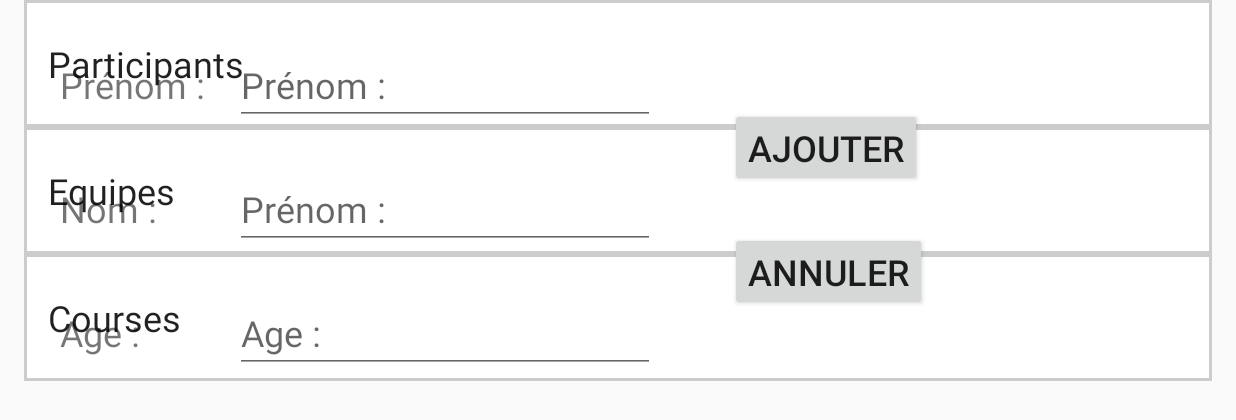
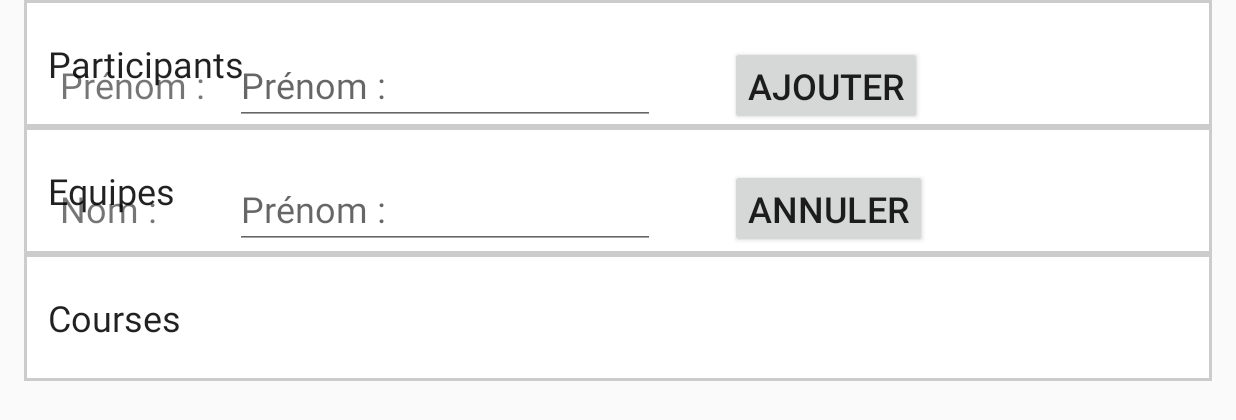
Before and after one commit to lheydel/android-race-app, an Android app: the fragment ParticipantTabAjouterFragment placed in its activity, on a phone screen of 824 x 412 dp (held sideways). Shown: the top 420 px of the screen. Run offline under Robolectric (Android 15) with nearby library versions, the phone set to English and light mode, and no system bars; 1 statement that could not run was skipped.

```diff
--- a/app/src/main/java/com/example/lo52_f1_levier/model/Run.kt
+++ b/app/src/main/java/com/example/lo52_f1_levier/model/Run.kt
@@ -1,6 +1,6 @@
 package com.example.lo52_f1_levier.model
 
-class Run (val id: Int,val name : String, val date : String){
+class Run (val id: Int,val name : String, val date : String, val over : Int){
 
 
 
--- a/app/src/main/java/com/example/lo52_f1_levier/view/CourseFragment.kt
+++ b/app/src/main/java/com/example/lo52_f1_levier/view/CourseFragment.kt
@@ -69,7 +69,9 @@ class CourseFragment : Fragment() {
             while (moveToNext()){
                 val run = Run(getInt(getColumnIndexOrThrow(BaseColumns._ID)),
                     getString(getColumnIndexOrThrow(Course.Coursetable.TITLE)),
-                    getString(getColumnIndexOrThrow(Course.Coursetable.DATE)))
+                    getString(getColumnIndexOrThrow(Course.Coursetable.DATE)),
+                    getInt(getColumnIndexOrThrow(Course.Coursetable.OVER))
+                )
                 runs.add(run)
             }
         }
--- a/app/src/main/java/com/example/lo52_f1_levier/view/ParticipantEditActivity.kt
+++ b/app/src/main/java/com/example/lo52_f1_levier/view/ParticipantEditActivity.kt
@@ -47,5 +47,10 @@ class ParticipantEditActivity : AppCompatActivity() {
 
             }
         }
+
+        btn_cancel.setOnClickListener {
+            firstName.text.clear()
+            lastName.text.clear()
+        }
     }
 }
--- a/app/src/main/java/com/example/lo52_f1_levier/view/ParticipantTabAjouterFragment.kt
+++ b/app/src/main/java/com/example/lo52_f1_levier/view/ParticipantTabAjouterFragment.kt
@@ -11,7 +11,12 @@ import android.widget.Button
 import androidx.appcompat.app.AlertDialog
 import com.example.lo52_f1_levier.DAO.CoureurDao
 import com.example.lo52_f1_levier.R
+import kotlinx.android.synthetic.main.activity_paticipant_edit.*
 import kotlinx.android.synthetic.main.fragment_participant_tab_ajouter.*
+import kotlinx.android.synthetic.main.fragment_participant_tab_ajouter.btn_addParticipant
+import kotlinx.android.synthetic.main.fragment_participant_tab_ajouter.btn_cancel
+import kotlinx.android.synthetic.main.fragment_participant_tab_ajouter.firstName
+import kotlinx.android.synthetic.main.fragment_participant_tab_ajouter.lastName
 import kotlinx.android.synthetic.main.fragment_participant_tab_consult.*
 
 // TODO: Rename parameter arguments, choose names that match
@@ -28,16 +33,10 @@ private const val ARG_PARAM2 = "param2"
  * create an instance of this fragment.
  */
 class ParticipantTabAjouterFragment : Fragment() {
-    // TODO: Rename and change types of parameters
-    private var param1: String? = null
-    private var param2: String? = null
-    private var listener: OnFragmentInteractionListener? = null
 
     override fun onCreate(savedInstanceState: Bundle?) {
         super.onCreate(savedInstanceState)
         arguments?.let {
-            param1 = it.getString(ARG_PARAM1)
-            param2 = it.getString(ARG_PARAM2)
         }
     }
 
@@ -65,43 +64,11 @@ class ParticipantTabAjouterFragment : Fragment() {
 
             }
         }
+        btn_cancel.setOnClickListener {
+            firstName.text.clear()
+            lastName.text.clear()
+        }
     }
-
-    /*// TODO: Rename method, update argument and hook method into UI event
-    fun onButtonPressed(uri: Uri) {
-        listener?.onFragmentInteraction(uri)
-    }*/
-
-    /*override fun onAttach(context: Context) {
-        super.onAttach(context)
-        if (context is OnFragmentInteractionListener) {
-            listener = context
-        } else {
-            throw RuntimeException(context.toString() + " must implement OnFragmentInteractionListener")
-        }
-    }*/
-
-    /*override fun onDetach() {
-        super.onDetach()
-        listener = null
-    }*/
-
-    /**
-     * This interface must be implemented by activities that contain this
-     * fragment to allow an interaction in this fragment to be communicated
-     * to the activity and potentially other fragments contained in that
-     * activity.
-     *
-     *
-     * See the Android Training lesson [Communicating with Other Fragments]
-     * (http://developer.android.com/training/basics/fragments/communicating.html)
-     * for more information.
-     */
-    interface OnFragmentInteractionListener {
-        // TODO: Update argument type and name
-        fun onFragmentInteraction(uri: Uri)
-    }
-
 
     companion object {
         /**
--- a/app/src/main/res/layout-v26/fragment_participant_tab_ajouter.xml
+++ b/app/src/main/res/layout-v26/fragment_participant_tab_ajouter.xml
@@ -31,16 +31,6 @@
             app:layout_constraintStart_toStartOf="@+id/textView"
             app:layout_constraintTop_toBottomOf="@+id/textView" />
 
-        <TextView
-            android:id="@+id/textView3"
-            android:layout_width="wrap_content"
-            android:layout_height="wrap_content"
-            android:layout_marginTop="50dp"
-            android:text="@string/age"
-            android:textSize="24sp"
-            app:layout_constraintStart_toStartOf="@+id/textView2"
-            app:layout_constraintTop_toBottomOf="@+id/textView2" />
-
         <EditText
             android:id="@+id/firstName"
             android:layout_width="wrap_content"
@@ -69,20 +59,6 @@
             app:layout_constraintStart_toEndOf="@+id/textView"
             app:layout_constraintTop_toTopOf="@+id/textView2" />
 
-        <EditText
-            android:id="@+id/age"
-            android:layout_width="wrap_content"
-            android:layout_height="wrap_content"
-            android:layout_marginStart="20dp"
-            android:autofillHints=""
-            android:ems="10"
-            android:hint="@string/age"
-            android:inputType="number"
-            android:textSize="24sp"
-            app:layout_constraintBottom_toBottomOf="@+id/textView3"
-            app:layout_constraintStart_toEndOf="@+id/textView"
-            app:layout_constraintTop_toTopOf="@+id/textView3" />
-
         <Button
             android:id="@+id/btn_addParticipant"
             android:layout_width="wrap_content"
@@ -90,9 +66,9 @@
             android:layout_marginStart="50dp"
             android:text="@string/add"
             android:textSize="24sp"
-            app:layout_constraintBottom_toTopOf="@+id/lastName"
+            app:layout_constraintBottom_toBottomOf="@+id/firstName"
             app:layout_constraintStart_toEndOf="@+id/firstName"
-            app:layout_constraintTop_toBottomOf="@+id/firstName" />
+            app:layout_constraintTop_toTopOf="@+id/firstName" />
 
         <Button
             android:id="@+id/btn_cancel"
@@ -100,9 +76,8 @@
             android:layout_height="wrap_content"
             android:text="@string/cancel"
             android:textSize="24sp"
-            app:layout_constraintBottom_toTopOf="@+id/age"
             app:layout_constraintStart_toStartOf="@+id/btn_addParticipant"
-            app:layout_constraintTop_toBottomOf="@+id/lastName" />
+            app:layout_constraintTop_toTopOf="@+id/lastName" />
 
     </androidx.constraintlayout.widget.ConstraintLayout>
 </FrameLayout>
```
Also changed, not shown: app/src/main/java/com/example/lo52_f1_levier/view/EquipeEditActivity.kt (+27 -0 lines), app/src/main/java/com/example/lo52_f1_levier/view/EquipeTabAjouterFragment.kt (+10 -6 lines), app/src/main/java/com/example/lo52_f1_levier/view/EquipeTabConsultFragment.kt (+19 -3 lines), app/src/main/res/layout/activity_paticipant_edit.xml (+3 -28 lines), app/src/main/res/layout/activity_team_edit.xml (+10 -0 lines), app/src/main/res/layout/fragment_equipe_tab_ajouter.xml (+4 -4 lines).
